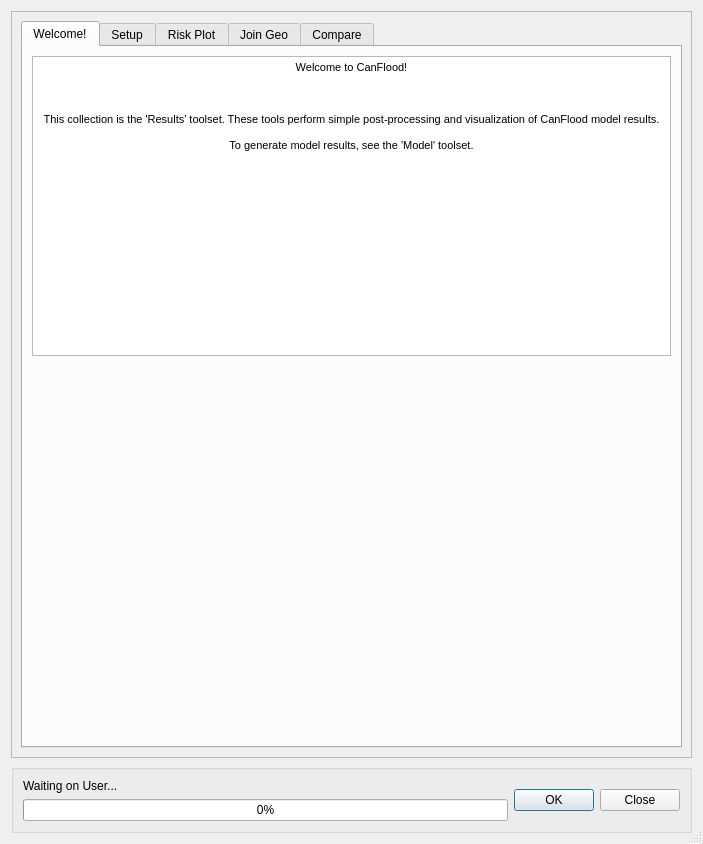
First picture: the form in canflood/results/results.ui, repository NRCan/CanFlood, before the edit.
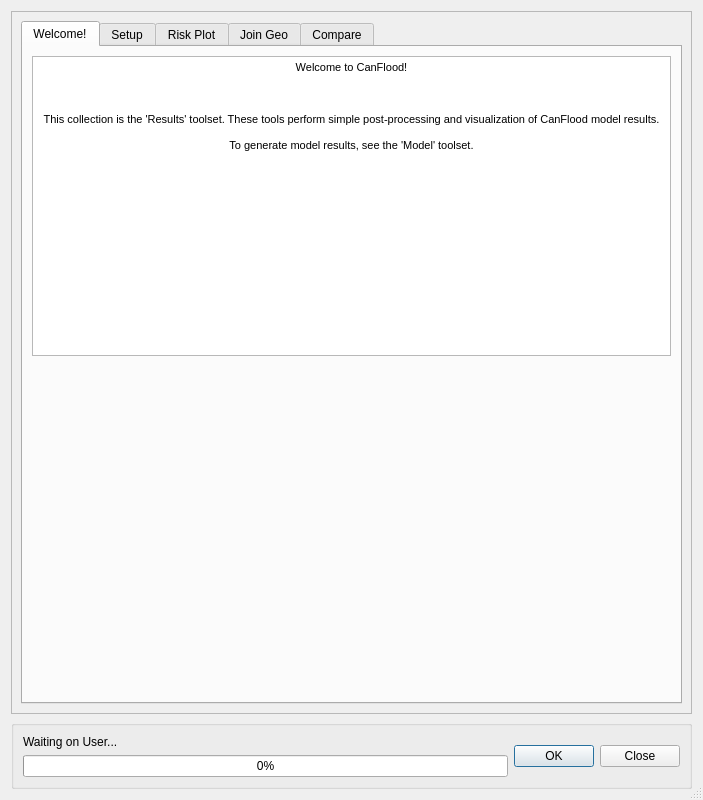
Second picture: the form after the edit. Icons and pictures are not drawn. Custom widgets are drawn as their Qt base class.

What changed in the file:
```diff
--- a/canflood/results/results.ui
+++ b/canflood/results/results.ui
@@ -7,7 +7,7 @@
     <x>0</x>
     <y>0</y>
     <width>703</width>
-    <height>844</height>
+    <height>800</height>
    </rect>
   </property>
   <property name="sizePolicy">
@@ -25,7 +25,7 @@
   <property name="maximumSize">
    <size>
     <width>703</width>
-    <height>900</height>
+    <height>2000</height>
    </size>
   </property>
   <property name="windowTitle">
@@ -46,7 +46,7 @@
         <x>0</x>
         <y>0</y>
         <width>683</width>
-        <height>756</height>
+        <height>712</height>
        </rect>
       </property>
       <layout class="QGridLayout" name="gridLayout_5">
```
